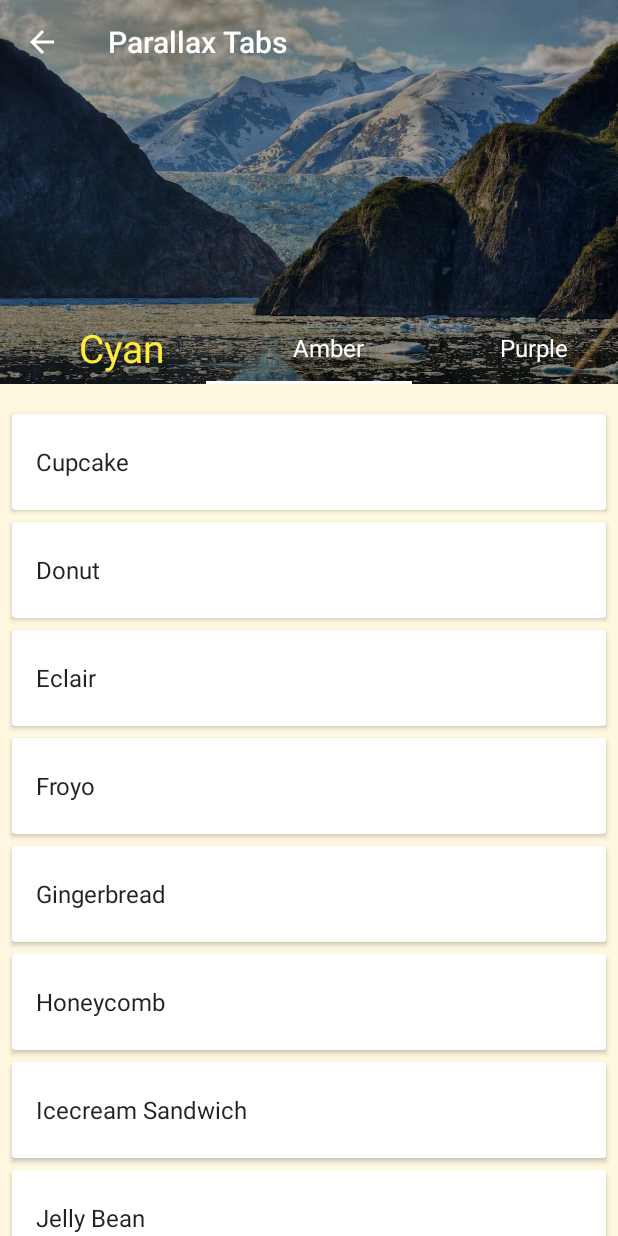
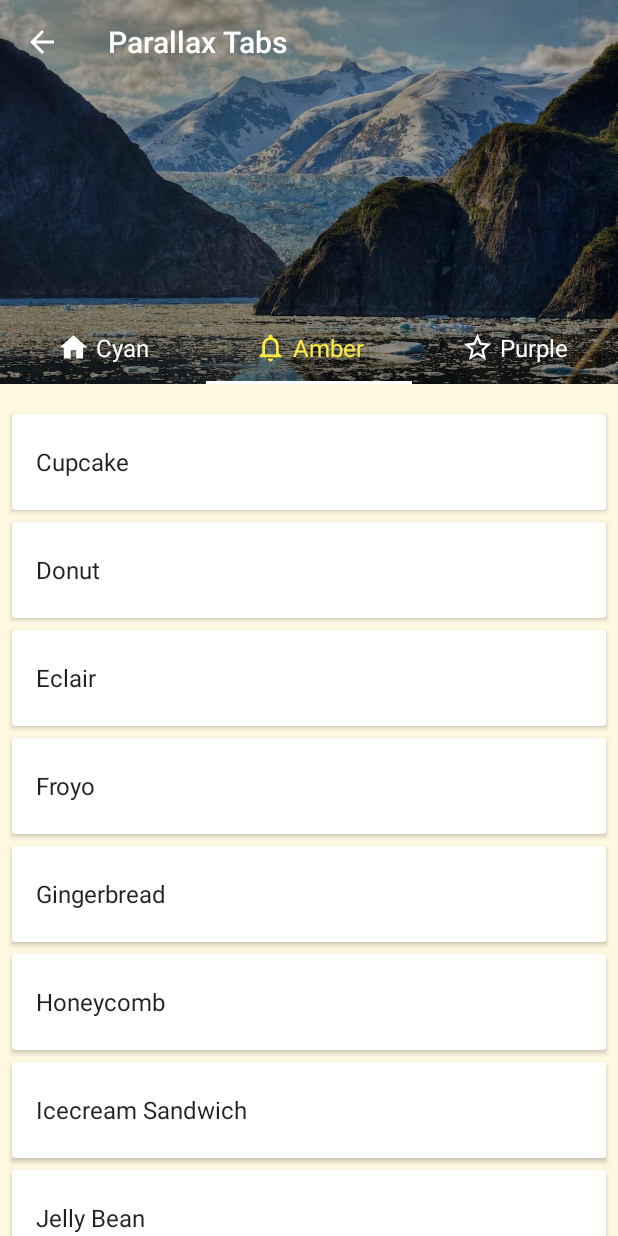
Before and after one commit to ArtemisSoftware/Android-UI, an Android app: the ParallaxTabsActivity screen opened directly, with no data from a screen before it, tab 2 chosen, on a phone screen of 412 x 824 dp. Run offline under Robolectric (Android 15) with nearby library versions, the phone set to English and light mode, and no system bars; libraries missing offline, so code that uses them is left out: androidx.palette.graphics; 1 statement that could not run was skipped.

Commit message:
Customizing tab image

```diff
--- a/app/src/main/java/com/ArtemisSoftware/androidui/coollayouts/ParallaxTabsActivity.java
+++ b/app/src/main/java/com/ArtemisSoftware/androidui/coollayouts/ParallaxTabsActivity.java
@@ -90,10 +90,24 @@ public class ParallaxTabsActivity extends AppCompatActivity implements TabLayout
 
     private void setupViewPager(ViewPager viewPager) {
         adapter = new ParallaxViewPagerAdapter(getSupportFragmentManager(), this);
-        adapter.addFrag(new ParallaxFragment(ContextCompat.getColor(this, R.color.cyan_50)), "Cyan");
-        adapter.addFrag(new ParallaxFragment(ContextCompat.getColor(this, R.color.amber_50)), "Amber");
-        adapter.addFrag(new ParallaxFragment(ContextCompat.getColor(this, R.color.purple_50)), "Purple");
+        adapter.addFrag(new ParallaxFragment(ContextCompat.getColor(this, R.color.cyan_50)), "Cyan", R.drawable.ic_home_24dp);
+        adapter.addFrag(new ParallaxFragment(ContextCompat.getColor(this, R.color.amber_50)), "Amber", R.drawable.ic_notifications_24dp);
+        adapter.addFrag(new ParallaxFragment(ContextCompat.getColor(this, R.color.purple_50)), "Purple", R.drawable.ic_star_border_24dp);
         viewPager.setAdapter(adapter);
+
+        viewPager.addOnPageChangeListener(new ViewPager.OnPageChangeListener() {
+            @Override
+            public void onPageScrolled(int position, float positionOffset, int positionOffsetPixels) {
+            }
+            @Override
+            public void onPageSelected(int position) {
+                highLightCurrentTab(position); // for tab change
+            }
+            @Override
+            public void onPageScrollStateChanged(int state) {
+            }
+        });
+
     }
 
     @Override
--- a/app/src/main/java/com/ArtemisSoftware/androidui/coollayouts/adapters/ParallaxViewPagerAdapter.java
+++ b/app/src/main/java/com/ArtemisSoftware/androidui/coollayouts/adapters/ParallaxViewPagerAdapter.java
@@ -1,8 +1,10 @@
 package com.ArtemisSoftware.androidui.coollayouts.adapters;
 
 import android.content.Context;
+import android.graphics.PorterDuff;
 import android.view.LayoutInflater;
 import android.view.View;
+import android.widget.ImageView;
 import android.widget.TextView;
 
 import androidx.core.content.ContextCompat;
@@ -21,6 +23,7 @@ public class ParallaxViewPagerAdapter extends FragmentPagerAdapter {
 
     private final List<Fragment> mFragmentList = new ArrayList<>();
     private final List<String> mFragmentTitleList = new ArrayList<>();
+    private final List<Integer> mFragmentIconList = new ArrayList<>();
 
     public ParallaxViewPagerAdapter(FragmentManager fm, Context context) {
         super(fm, FragmentPagerAdapter.BEHAVIOR_RESUME_ONLY_CURRENT_FRAGMENT);
@@ -39,9 +42,10 @@ public class ParallaxViewPagerAdapter extends FragmentPagerAdapter {
         return mFragmentList.size();
     }
 
-    public void addFrag(Fragment fragment, String title) {
+    public void addFrag(Fragment fragment, String title, int icon) {
         mFragmentList.add(fragment);
         mFragmentTitleList.add(title);
+        mFragmentIconList.add(icon);
     }
 
     @Override
@@ -54,19 +58,26 @@ public class ParallaxViewPagerAdapter extends FragmentPagerAdapter {
 
     public View getTabView(int position) {
         View view = LayoutInflater.from(context).inflate(R.layout.parallax_tab, null);
+
         TextView tabTextView = view.findViewById(R.id.tabTextView);
         tabTextView.setText(mFragmentTitleList.get(position));
-        //ImageView tabImageView = view.findViewById(R.id.tabImageView);
-        //tabImageView.setImageResource(mFragmentIconList.get(position));
+
+        ImageView tabImageView = view.findViewById(R.id.tabImageView);
+        tabImageView.setImageResource(mFragmentIconList.get(position));
         return view;
     }
 
     public View getSelectedTabView(int position) {
+
         View view = LayoutInflater.from(context).inflate(R.layout.parallax_tab, null);
+
         TextView tabTextView = view.findViewById(R.id.tabTextView);
         tabTextView.setText(mFragmentTitleList.get(position));
-        tabTextView.setTextSize(26); // for big text, increase text size
         tabTextView.setTextColor(ContextCompat.getColor(context, R.color.yellow));
+
+        ImageView tabImageView = view.findViewById(R.id.tabImageView);
+        tabImageView.setImageResource(mFragmentIconList.get(position));
+        tabImageView.setColorFilter(ContextCompat.getColor(context, R.color.yellow), PorterDuff.Mode.SRC_ATOP);
         return view;
     }
 
--- /dev/null
+++ b/app/src/main/res/drawable/ic_home_24dp.xml
@@ -0,0 +1,5 @@
+<vector android:height="24dp" android:tint="#FFFFFF"
+    android:viewportHeight="24.0" android:viewportWidth="24.0"
+    android:width="24dp" xmlns:android="http://schemas.android.com/apk/res/android">
+    <path android:fillColor="#FF000000" android:pathData="M10,20v-6h4v6h5v-8h3L12,3 2,12h3v8z"/>
+</vector>
--- /dev/null
+++ b/app/src/main/res/drawable/ic_notifications_24dp.xml
@@ -0,0 +1,5 @@
+<vector android:height="24dp" android:tint="#FFFFFF"
+    android:viewportHeight="24.0" android:viewportWidth="24.0"
+    android:width="24dp" xmlns:android="http://schemas.android.com/apk/res/android">
+    <path android:fillColor="#FF000000" android:pathData="M12,22c1.1,0 2,-0.9 2,-2h-4c0,1.1 0.9,2 2,2zM18,16v-5c0,-3.07 -1.63,-5.64 -4.5,-6.32L13.5,4c0,-0.83 -0.67,-1.5 -1.5,-1.5s-1.5,0.67 -1.5,1.5v0.68C7.64,5.36 6,7.92 6,11v5l-2,2v1h16v-1l-2,-2zM16,17L8,17v-6c0,-2.48 1.51,-4.5 4,-4.5s4,2.02 4,4.5v6z"/>
+</vector>
--- /dev/null
+++ b/app/src/main/res/drawable/ic_star_border_24dp.xml
@@ -0,0 +1,5 @@
+<vector android:height="24dp" android:tint="#FFFFFF"
+    android:viewportHeight="24.0" android:viewportWidth="24.0"
+    android:width="24dp" xmlns:android="http://schemas.android.com/apk/res/android">
+    <path android:fillColor="#FF000000" android:pathData="M22,9.24l-7.19,-0.62L12,2 9.19,8.63 2,9.24l5.46,4.73L5.82,21 12,17.27 18.18,21l-1.63,-7.03L22,9.24zM12,15.4l-3.76,2.27 1,-4.28 -3.32,-2.88 4.38,-0.38L12,6.1l1.71,4.04 4.38,0.38 -3.32,2.88 1,4.28L12,15.4z"/>
+</vector>
--- a/app/src/main/res/layout/activity_parallax_tabs.xml
+++ b/app/src/main/res/layout/activity_parallax_tabs.xml
@@ -54,6 +54,9 @@
                 android:layout_width="match_parent"
                 android:layout_height="wrap_content"
                 android:layout_gravity="bottom"
+                app:tabMaxWidth="0dp"
+                app:tabGravity="fill"
+                app:tabMode="fixed"
                 app:tabIndicatorColor="@android:color/white"
                 app:tabSelectedTextColor="@android:color/white"
                 app:tabTextColor="@color/white_70"/>
```
